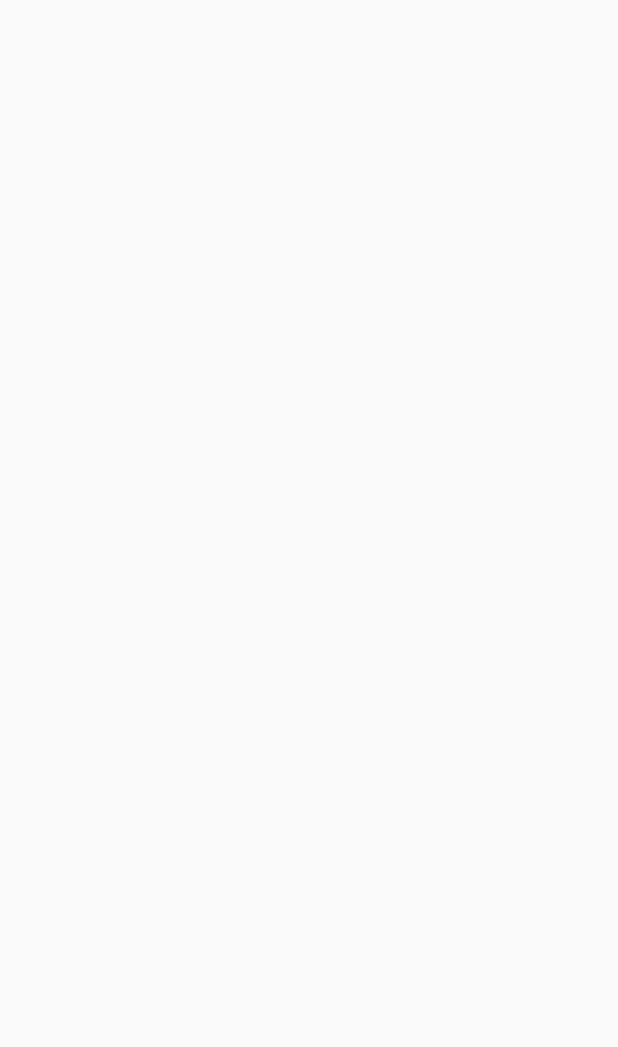
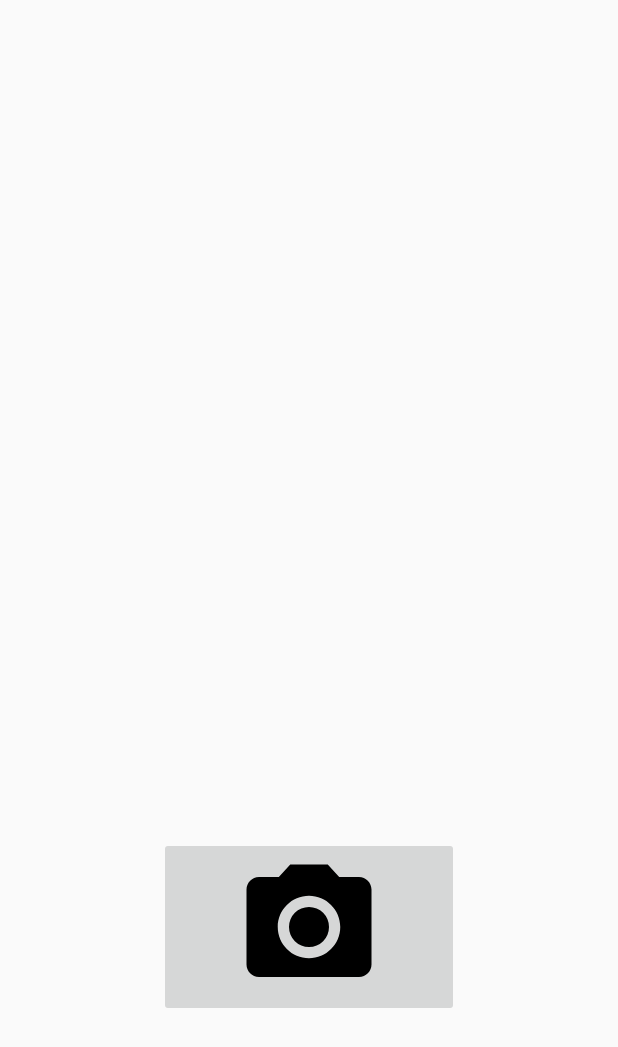
Before and after one commit to Nicolasjlf/Proyecto-Tomas-PerdidaDePeso, an Android app: the PhotosActivity screen opened directly, with no data from a screen before it, on a phone screen of 412 x 824 dp. Before the commit the part shown is empty. Shown: the top 1047 px of the screen. Run offline under Robolectric (Android 15) with nearby library versions, the phone set to English and light mode, and no system bars.

Commit message:
Incorporado el acceso a la camara desde la PhotosActivity, y actualizado el mail una vez iniciada la sesion en el AccountActivity. Otros arreglos menores.

```diff
--- a/ProyectoTomasSeguimientodePeso/app/build.gradle
+++ b/ProyectoTomasSeguimientodePeso/app/build.gradle
@@ -29,5 +29,7 @@ dependencies {
 
     implementation 'com.google.firebase:firebase-analytics:17.2.0'
     implementation 'com.google.firebase:firebase-auth:19.1.0'
+    implementation 'com.google.firebase:firebase-database:19.1.0'
+
 }
 apply plugin: 'com.google.gms.google-services'
--- a/ProyectoTomasSeguimientodePeso/app/src/main/java/com/example/proyectotomasseguimientodepeso/LoginActivity.java
+++ b/ProyectoTomasSeguimientodePeso/app/src/main/java/com/example/proyectotomasseguimientodepeso/LoginActivity.java
@@ -61,7 +61,6 @@ public class LoginActivity extends AppCompatActivity {
 
     }
 
-
     private void crearUsuario(String email, String password){
 
         mAuth.createUserWithEmailAndPassword(email, password)
--- a/ProyectoTomasSeguimientodePeso/app/src/main/java/com/example/proyectotomasseguimientodepeso/PhotosActivity.java
+++ b/ProyectoTomasSeguimientodePeso/app/src/main/java/com/example/proyectotomasseguimientodepeso/PhotosActivity.java
@@ -2,13 +2,40 @@ package com.example.proyectotomasseguimientodepeso;
 
 import androidx.appcompat.app.AppCompatActivity;
 
+import android.content.Intent;
+import android.graphics.Bitmap;
 import android.os.Bundle;
+import android.provider.MediaStore;
+import android.view.View;
+import android.widget.ImageButton;
+import android.widget.ImageView;
 
 public class PhotosActivity extends AppCompatActivity {
+
+    private ImageView fotoSacada;
+    private ImageButton botonSacarFoto;
 
     @Override
     protected void onCreate(Bundle savedInstanceState) {
         super.onCreate(savedInstanceState);
         setContentView(R.layout.activity_photos);
+
+        fotoSacada = findViewById(R.id.activityPhotos_FotoSacada_ImageView);
+        botonSacarFoto = findViewById(R.id.activityPhotos_SacarFoto_Button);
+
+        botonSacarFoto.setOnClickListener(new View.OnClickListener() {
+            @Override
+            public void onClick(View view) {
+                Intent cameraIntent = new Intent(MediaStore.ACTION_IMAGE_CAPTURE_SECURE);
+                startActivityForResult(cameraIntent, 0);
+            }
+        });
+
+    }
+
+    protected void onActivityResult(int requestCode, int resultCode, Intent data) {
+        super.onActivityResult(requestCode,resultCode,data);
+        Bitmap image = (Bitmap) data.getExtras().get("data");
+        fotoSacada.setImageBitmap(image);
     }
 }
--- a/ProyectoTomasSeguimientodePeso/app/src/main/res/layout/activity_photos.xml
+++ b/ProyectoTomasSeguimientodePeso/app/src/main/res/layout/activity_photos.xml
@@ -1,9 +1,31 @@
 <?xml version="1.0" encoding="utf-8"?>
-<androidx.constraintlayout.widget.ConstraintLayout xmlns:android="http://schemas.android.com/apk/res/android"
-    xmlns:app="http://schemas.android.com/apk/res-auto"
+<LinearLayout
+    xmlns:android="http://schemas.android.com/apk/res/android"
     xmlns:tools="http://schemas.android.com/tools"
     android:layout_width="match_parent"
     android:layout_height="match_parent"
-    tools:context=".PhotosActivity">
+    tools:context=".PhotosActivity"
+    android:orientation="vertical">
 
-</androidx.constraintlayout.widget.ConstraintLayout>
+    <ImageView
+        android:id="@+id/activityPhotos_FotoSacada_ImageView"
+        android:layout_width="match_parent"
+        android:layout_height="0dp"
+        android:layout_weight="1"/>
+
+    <LinearLayout
+        android:layout_width="match_parent"
+        android:layout_height="0dp"
+        android:layout_weight="1"
+        android:gravity="center">
+
+        <ImageButton
+            android:id="@+id/activityPhotos_SacarFoto_Button"
+            android:layout_width="200dp"
+            android:layout_height="wrap_content"
+            android:src="@drawable/ic_photo_camera_black_100dp"
+            android:padding="10dp"/>
+
+    </LinearLayout>
+
+</LinearLayout>
```
Also changed, not shown: ProyectoTomasSeguimientodePeso/app/src/main/AndroidManifest.xml (+5 -3 lines), ProyectoTomasSeguimientodePeso/app/src/main/java/com/example/proyectotomasseguimientodepeso/AccountActivity.java (+12 -1 lines), ProyectoTomasSeguimientodePeso/app/src/main/java/com/example/proyectotomasseguimientodepeso/SettingsActivity.java (+15 -6 lines), ProyectoTomasSeguimientodePeso/app/src/main/res/layout/activity_login.xml (+26 -22 lines).
